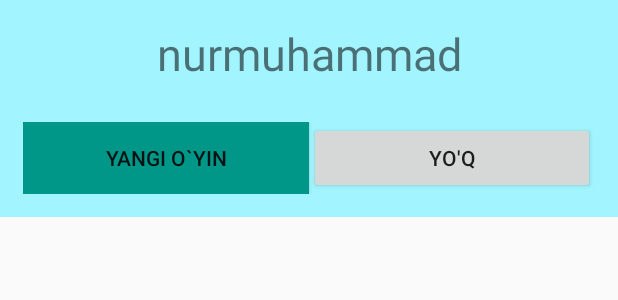
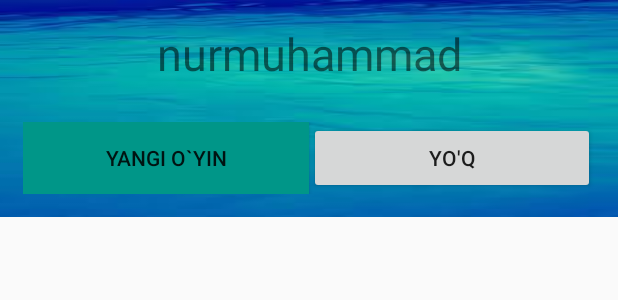
Before and after one commit to darital/FirstGame, an Android app: the layout activity_new_game.xml on its own in the app's theme, with its tools: preview values and no code run, on a phone screen of 412 x 824 dp. Shown: the top 300 px of the screen. Run offline under Robolectric (Android 15) with nearby library versions, the phone set to English and light mode, and no system bars.

Commit message:
images.jpg

```diff
--- a/app/src/main/res/layout/activity_new_game.xml
+++ b/app/src/main/res/layout/activity_new_game.xml
@@ -4,7 +4,7 @@
     xmlns:tools="http://schemas.android.com/tools"
     android:layout_width="match_parent"
     android:layout_height="wrap_content"
-    android:background="#A2F5FF"
+    android:background="@drawable/images"
     android:padding="15dp"
     tools:context=".NewGame">
 
```
